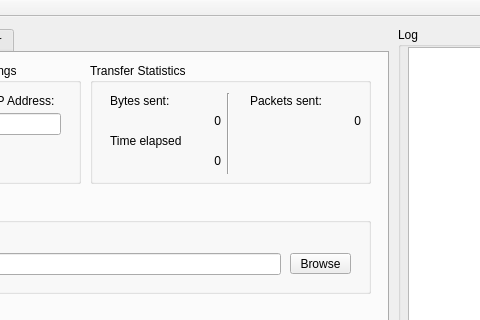
Before: the Qt Designer form mainwindow.ui in tnightingale/4985-A2, drawn with Qt 5; both pictures show x 112 to 592 and y 0 to 320 of the 952 by 505 pixel window.
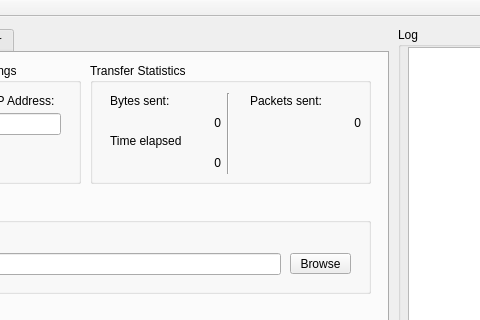
After: the same form once the commit is applied. The open tabs and pages were chosen to show the change.

Diff of the .ui file:
```diff
--- a/mainwindow.ui
+++ b/mainwindow.ui
@@ -310,10 +310,10 @@
       <widget class="QLabel" name="client_bytes_tx">
        <property name="geometry">
         <rect>
-         <x>90</x>
+         <x>30</x>
          <y>50</y>
-         <width>41</width>
-         <height>16</height>
+         <width>101</width>
+         <height>20</height>
         </rect>
        </property>
        <property name="text">
@@ -326,10 +326,10 @@
       <widget class="QLabel" name="client_time_elapsed">
        <property name="geometry">
         <rect>
-         <x>90</x>
+         <x>30</x>
          <y>90</y>
-         <width>41</width>
-         <height>16</height>
+         <width>101</width>
+         <height>20</height>
         </rect>
        </property>
        <property name="text">
@@ -342,10 +342,10 @@
       <widget class="QLabel" name="client_pkts_tx">
        <property name="geometry">
         <rect>
-         <x>230</x>
+         <x>180</x>
          <y>50</y>
-         <width>41</width>
-         <height>16</height>
+         <width>91</width>
+         <height>20</height>
         </rect>
        </property>
        <property name="text">
```
Left out of the diff: 24 changed lines with no effect on the pictures.
